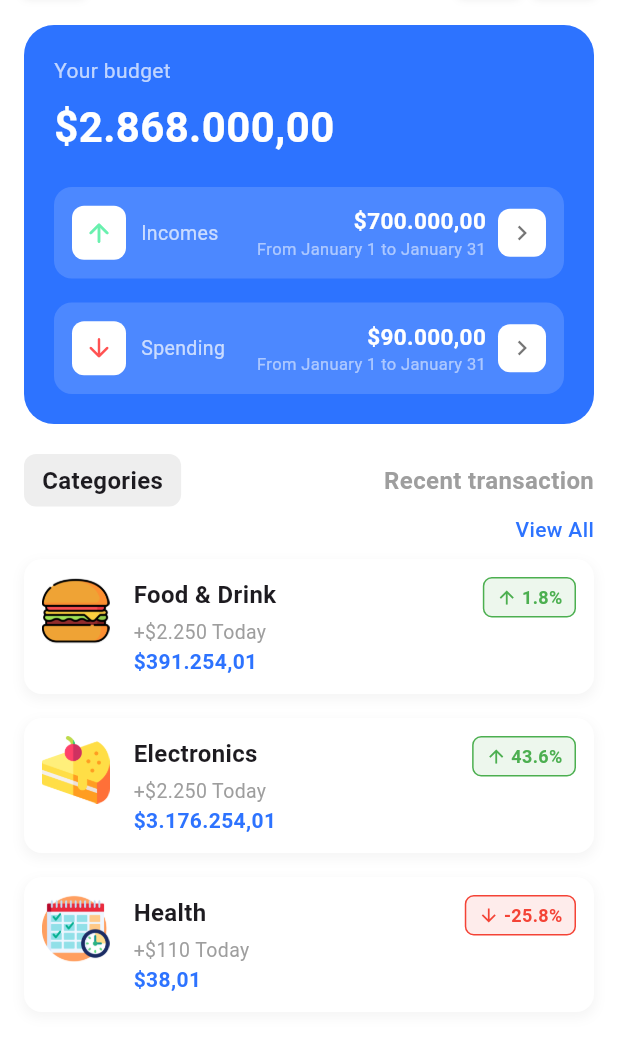
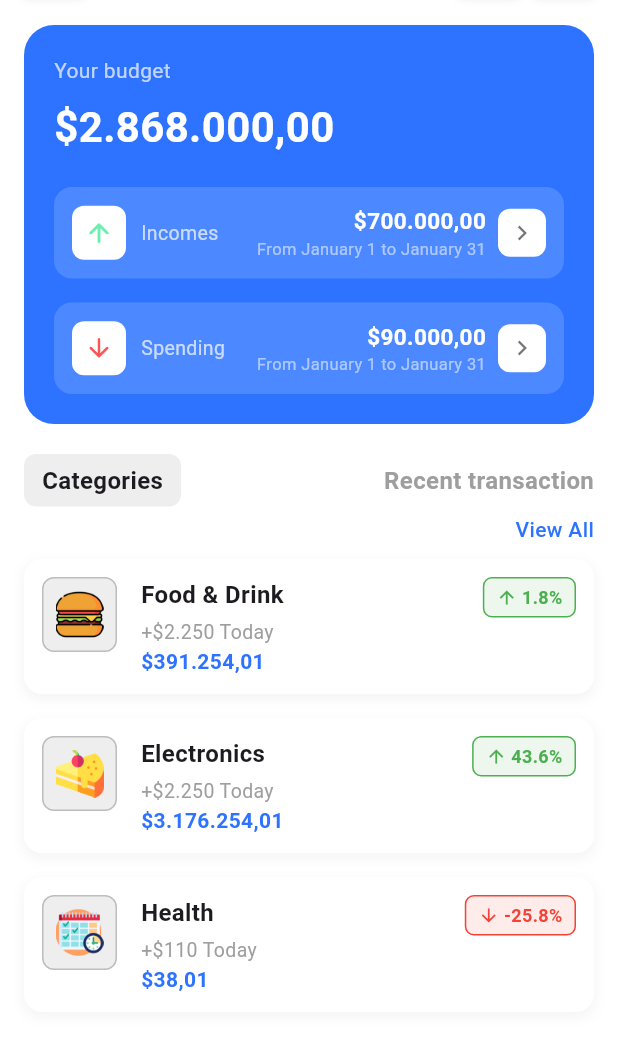
Before and after one commit to sebastianm7713/evaluaciondart, a Flutter app: the screen it shows after launch, on a phone screen of 412 x 824 dp, the part 89-1139 px from its top. Run offline on Flutter 3.47's test engine with Material 3 defaults, Android fonts, the light colour scheme and no system bars.

Commit message:
este esta melo

```diff
--- a/lib/widgets/category_item.dart
+++ b/lib/widgets/category_item.dart
@@ -22,7 +22,6 @@ class CategoryItem extends StatelessWidget {
 
   @override
   Widget build(BuildContext context) {
-    // 🔹 Determinar si el porcentaje es positivo o negativo
     final bool isPositive = !percent.contains('-');
     final Color boxColor = isPositive ? Colors.green : Colors.red;
     final IconData arrowIcon =
@@ -46,15 +45,24 @@ class CategoryItem extends StatelessWidget {
       child: Row(
         crossAxisAlignment: CrossAxisAlignment.start,
         children: [
-          // 🔹 Icono
-          Image.asset(
-            icon,
-            width: 45,
-            height: 45,
+          // 🔹 Cuadro gris del ícono
+          Container(
+            width: 50,
+            height: 50,
+            padding: const EdgeInsets.all(8),
+            decoration: BoxDecoration(
+              color: Colors.grey[200], // 🔸 Fondo gris claro
+              border: Border.all(color: Colors.grey[400]!, width: 1), // 🔸 Borde gris
+              borderRadius: BorderRadius.circular(8), // 🔸 Cuadro con esquinas suaves
+            ),
+            child: Image.asset(
+              icon,
+              fit: BoxFit.contain,
+            ),
           ),
           const SizedBox(width: 16),
 
-          // 🔹 Información
+          // 🔹 Información principal
           Expanded(
             child: Column(
               crossAxisAlignment: CrossAxisAlignment.start,
```
